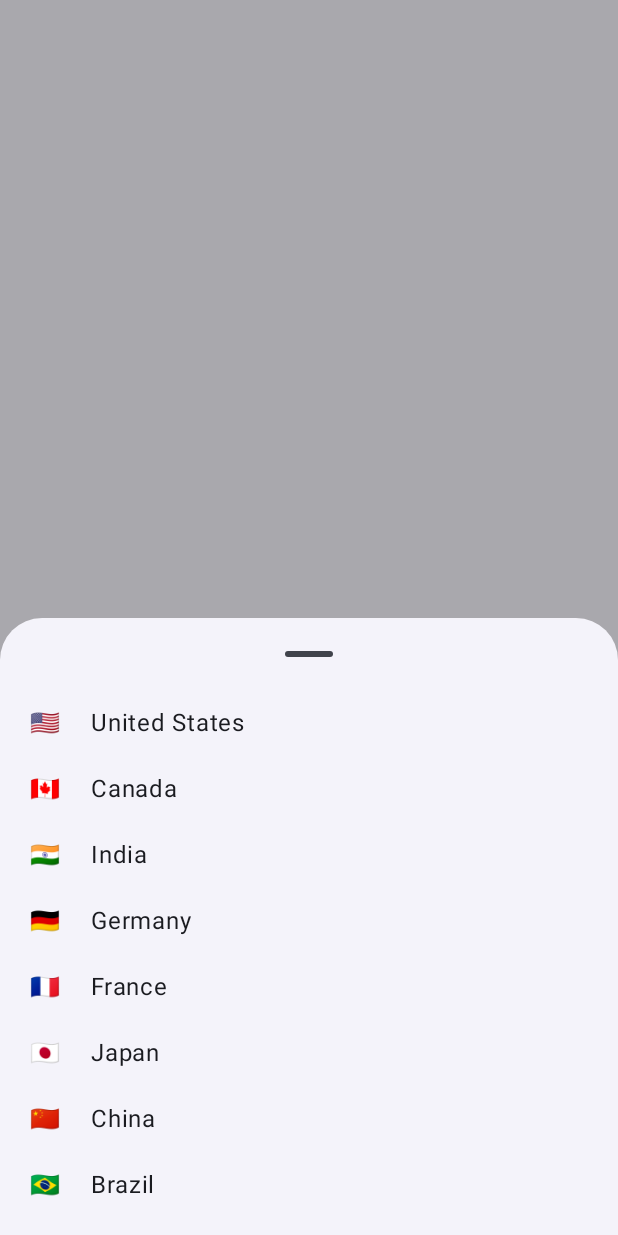
After one commit to ukhanyov/CinemaDummyApp, an Android app built with Jetpack Compose: the composable CartBottomSheet shown on its own in the app's theme, on a phone screen of 412 x 824 dp. The commit adds this screen. Run offline under Robolectric (Android 15) with nearby library versions, the phone set to English and light mode, and no system bars.

Commit message:
cart screen as bottom sheet progress

```diff
--- a/app/src/main/java/com/example/cinemadummyapp/MainActivity.kt
+++ b/app/src/main/java/com/example/cinemadummyapp/MainActivity.kt
@@ -6,12 +6,12 @@ import androidx.activity.compose.setContent
 import androidx.appcompat.app.AppCompatActivity
 import androidx.compose.foundation.layout.Box
 import androidx.compose.foundation.layout.fillMaxSize
-import androidx.compose.runtime.Composable
-import androidx.compose.runtime.getValue
+import androidx.compose.runtime.*
 import androidx.compose.ui.Modifier
 import androidx.lifecycle.compose.collectAsStateWithLifecycle
 import androidx.lifecycle.viewmodel.compose.viewModel
 import androidx.navigation.compose.rememberNavController
+import com.example.cinemadummyapp.common.CartBottomSheet
 import com.example.cinemadummyapp.common.biometric.BiometricPromptManager
 import com.example.cinemadummyapp.onboarding.Onboarding
 import com.example.cinemadummyapp.ui.theme.CinemaDummyAppTheme
@@ -39,6 +39,13 @@ fun CinemaApp(
         val navController = rememberNavController()
         val cart by mainViewModel.cartTickets.collectAsStateWithLifecycle()
 
+        var showCartSheet by remember { mutableStateOf(false) }
+        if (showCartSheet) {
+            CartBottomSheet() {
+                showCartSheet = false
+            }
+        }
+
         Box(modifier = Modifier.fillMaxSize()) {
             CinemaNavHost(
                 navController = navController,
--- /dev/null
+++ b/app/src/main/java/com/example/cinemadummyapp/common/CartBottomSheet.kt
@@ -0,0 +1,58 @@
+package com.example.cinemadummyapp.common
+
+import androidx.compose.foundation.layout.Row
+import androidx.compose.foundation.layout.fillMaxWidth
+import androidx.compose.foundation.layout.padding
+import androidx.compose.foundation.lazy.LazyColumn
+import androidx.compose.foundation.lazy.items
+import androidx.compose.material3.*
+import androidx.compose.runtime.Composable
+import androidx.compose.ui.Modifier
+import androidx.compose.ui.unit.dp
+
+@OptIn(ExperimentalMaterial3Api::class)
+@Composable
+fun CartBottomSheet(onDismiss: () -> Unit) {
+    val modalBottomSheetState = rememberModalBottomSheetState()
+
+    ModalBottomSheet(
+        onDismissRequest = { onDismiss() },
+        sheetState = modalBottomSheetState,
+        dragHandle = { BottomSheetDefaults.DragHandle() },
+    ) {
+        CountryList()
+    }
+}
+
+@Composable
+fun CountryList() {
+    val countries = listOf(
+        Pair("United States", "\uD83C\uDDFA\uD83C\uDDF8"),
+        Pair("Canada", "\uD83C\uDDE8\uD83C\uDDE6"),
+        Pair("India", "\uD83C\uDDEE\uD83C\uDDF3"),
+        Pair("Germany", "\uD83C\uDDE9\uD83C\uDDEA"),
+        Pair("France", "\uD83C\uDDEB\uD83C\uDDF7"),
+        Pair("Japan", "\uD83C\uDDEF\uD83C\uDDF5"),
+        Pair("China", "\uD83C\uDDE8\uD83C\uDDF3"),
+        Pair("Brazil", "\uD83C\uDDE7\uD83C\uDDF7"),
+        Pair("Australia", "\uD83C\uDDE6\uD83C\uDDFA"),
+        Pair("Russia", "\uD83C\uDDF7\uD83C\uDDFA"),
+        Pair("United Kingdom", "\uD83C\uDDEC\uD83C\uDDE7"),
+    )
+
+    LazyColumn {
+        items(countries) { (country, flag) ->
+            Row(
+                modifier = Modifier
+                    .fillMaxWidth()
+                    .padding(vertical = 10.dp, horizontal = 20.dp)
+            ) {
+                Text(
+                    text = flag,
+                    modifier = Modifier.padding(end = 20.dp)
+                )
+                Text(text = country)
+            }
+        }
+    }
+}
--- a/app/src/main/java/com/example/cinemadummyapp/interaction/check_out/CheckOut.kt
+++ /dev/null
@@ -1,22 +0,0 @@
-package com.example.cinemadummyapp.interaction.check_out
-
-import androidx.compose.runtime.Composable
-import androidx.compose.ui.tooling.preview.*
-import com.example.cinemadummyapp.ui.theme.CinemaDummyAppTheme
-
-@Preview
-@PreviewScreenSizes
-@PreviewDynamicColors
-@PreviewFontScale
-@PreviewLightDark
-@Composable
-fun CheckOutScreenPreview() {
-    CinemaDummyAppTheme {
-        CheckOutScreen()
-    }
-}
-
-@Composable
-fun CheckOutScreen() {
-
-}
```
